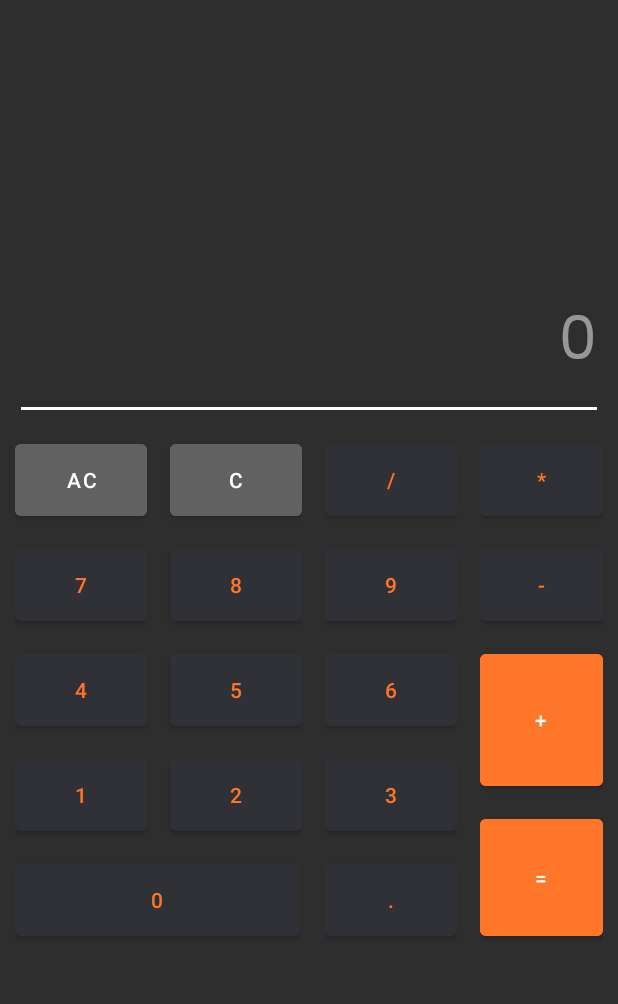
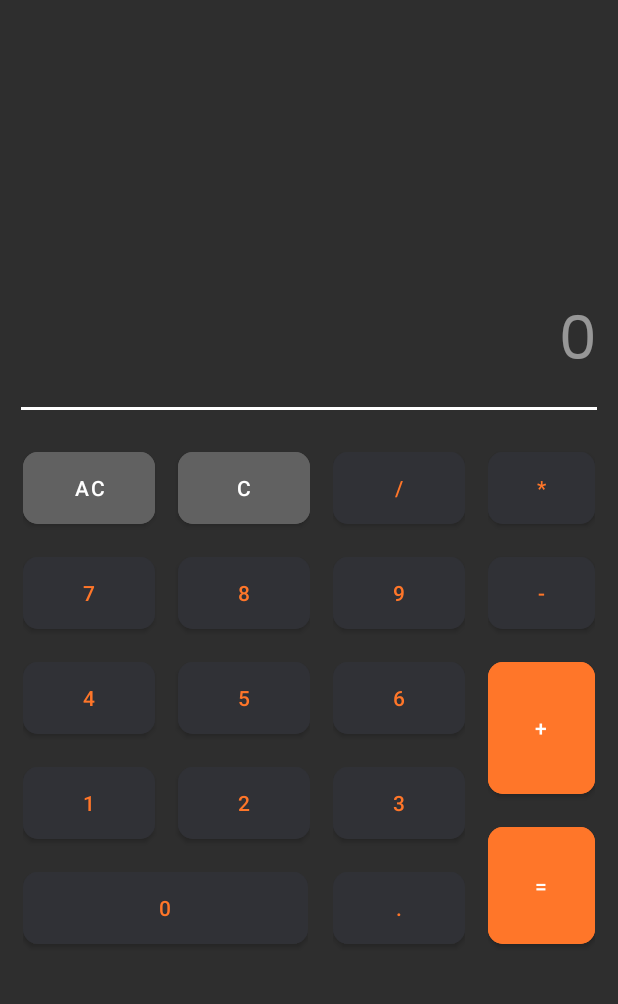
Before and after one commit to abel-cosmic/Simple-Calcultor, an Android app: the screen it shows after launch (MainActivity), on a phone screen of 412 x 824 dp, the part 147-1151 px from its top. Run offline under Robolectric (Android 15) with nearby library versions, the phone set to English and light mode, and no system bars.

Commit message:
add round corners:
i tried to add round corners into all the buttons
creating a style.xml file in the values and adding
the colors in the designs.

```diff
--- a/app/src/main/res/layout/activity_main.xml
+++ b/app/src/main/res/layout/activity_main.xml
@@ -63,7 +63,7 @@
         android:layout_width="wrap_content"
         android:layout_height="wrap_content"
         android:orientation="horizontal"
-        android:padding="10dp">
+        android:padding="15dp">
 
         <LinearLayout
             android:layout_width="wrap_content"
@@ -82,7 +82,7 @@
                     android:layout_width="wrap_content"
                     android:layout_height="60dp"
                     android:text="@string/ac"
-                    android:backgroundTint="@color/gray"
+                    style="@style/gray_btn"
                     android:textColor="@color/white"
                     />
                 <Button
@@ -90,7 +90,7 @@
                     android:layout_width="wrap_content"
                     android:layout_height="60dp"
                     android:text="@string/c"
-                    android:backgroundTint="@color/gray"
+                    style="@style/gray_btn"
                     android:textColor="@color/white"
                     />
             </LinearLayout>
@@ -104,7 +104,7 @@
                     android:layout_width="wrap_content"
                     android:layout_height="60dp"
                     android:text="@string/_7"
-                    android:backgroundTint="@color/darkGray"
+                    style="@style/black_btn"
                     android:textColor="@color/orange"
                     />
                 <Button
@@ -112,7 +112,7 @@
                     android:layout_width="wrap_content"
                     android:layout_height="60dp"
                     android:text="@string/_8"
-                    android:backgroundTint="@color/darkGray"
+                    style="@style/black_btn"
                     android:textColor="@color/orange"
                     />
             </LinearLayout>
@@ -128,7 +128,7 @@
                     android:layout_width="wrap_content"
                     android:layout_height="60dp"
                     android:text="@string/_4"
-                    android:backgroundTint="@color/darkGray"
+                    style="@style/black_btn"
                     android:textColor="@color/orange"
                     />
                 <Button
@@ -136,7 +136,7 @@
                     android:layout_width="wrap_content"
                     android:layout_height="60dp"
                     android:text="@string/_5"
-                    android:backgroundTint="@color/darkGray"
+                    style="@style/black_btn"
                     android:textColor="@color/orange"
                     />
             </LinearLayout>
@@ -150,7 +150,7 @@
                     android:layout_width="wrap_content"
                     android:layout_height="60dp"
                     android:text="@string/_1"
-                    android:backgroundTint="@color/darkGray"
+                    style="@style/black_btn"
                     android:textColor="@color/orange"
                     />
                 <Button
@@ -158,7 +158,7 @@
                     android:layout_width="wrap_content"
                     android:layout_height="60dp"
                     android:text="@string/_2"
-                    android:backgroundTint="@color/darkGray"
+                    style="@style/black_btn"
                     android:textColor="@color/orange"
                     />
             </LinearLayout>
@@ -170,7 +170,7 @@
                     android:id="@+id/zero"
                     android:layout_width="190dp"
                     android:layout_height="60dp"
-                    android:backgroundTint="@color/darkGray"
+                    style="@style/black_btn"
                     android:textColor="@color/orange"
                     android:text="@string/_0"/>
             </LinearLayout>
@@ -190,7 +190,7 @@
                     android:id="@+id/slash"
                     android:layout_width="wrap_content"
                     android:layout_height="60dp"
-                    android:backgroundTint="@color/darkGray"
+                    style="@style/black_btn"
                     android:textColor="@color/orange"
                     android:text="@string/slash"/>
             </LinearLayout>
@@ -202,7 +202,7 @@
                     android:id="@+id/nine"
                     android:layout_width="wrap_content"
                     android:layout_height="60dp"
-                    android:backgroundTint="@color/darkGray"
+                    style="@style/black_btn"
                     android:textColor="@color/orange"
                     android:text="@string/_9"/>
             </LinearLayout>
@@ -214,7 +214,7 @@
                     android:id="@+id/six"
                     android:layout_width="wrap_content"
                     android:layout_height="60dp"
-                    android:backgroundTint="@color/darkGray"
+                    style="@style/black_btn"
                     android:textColor="@color/orange"
                     android:text="@string/_6"/>
             </LinearLayout>
@@ -226,7 +226,7 @@
                     android:id="@+id/three"
                     android:layout_width="wrap_content"
                     android:layout_height="60dp"
-                    android:backgroundTint="@color/darkGray"
+                    style="@style/black_btn"
                     android:textColor="@color/orange"
                     android:text="@string/_3"/>
             </LinearLayout>
@@ -238,7 +238,7 @@
                     android:id="@+id/dot"
                     android:layout_width="wrap_content"
                     android:layout_height="60dp"
-                    android:backgroundTint="@color/darkGray"
+                    style="@style/black_btn"
                     android:textColor="@color/orange"
                     android:text="@string/dot"/>
             </LinearLayout>
@@ -257,7 +257,7 @@
                     android:id="@+id/multiply"
                     android:layout_width="wrap_content"
                     android:layout_height="60dp"
-                    android:backgroundTint="@color/darkGray"
+                    style="@style/black_btn"
                     android:textColor="@color/orange"
                     android:text="@string/multiply"/>
         </LinearLayout>
@@ -269,7 +269,7 @@
                     android:id="@+id/minus"
                     android:layout_width="wrap_content"
                     android:layout_height="60dp"
-                    android:backgroundTint="@color/darkGray"
+                    style="@style/black_btn"
                     android:textColor="@color/orange"
                     android:text="@string/minus"/>
             </LinearLayout>
@@ -281,7 +281,7 @@
                     android:id="@+id/add"
                     android:layout_width="wrap_content"
                     android:layout_height="100dp"
-                    android:backgroundTint="@color/orange"
+                    style="@style/orange_btn"
                     android:textColor="@color/white"
                     android:text="@string/add"/>
             </LinearLayout>
@@ -293,7 +293,7 @@
                     android:id="@+id/equals"
                     android:layout_width="wrap_content"
                     android:layout_height="90dp"
-                    android:backgroundTint="@color/orange"
+                    style="@style/orange_btn"
                     android:textColor="@color/white"
                     android:text="@string/equals"/>
             </LinearLayout>
--- a/app/src/main/res/values/colors.xml
+++ b/app/src/main/res/values/colors.xml
@@ -12,4 +12,5 @@
     <color name="orange">#FF7629</color>
     <color name="gray">#616161</color>
     <color name="darkGray">#303136</color>
+
 </resources>
--- /dev/null
+++ b/app/src/main/res/values/styles.xml
@@ -0,0 +1,25 @@
+<?xml version="1.0" encoding="utf-8"?>
+<resources>
+
+
+    <style name="AppTheme" parent="Theme.MaterialComponents.Light.NoActionBar">
+        <!-- Your theme customizations go here -->
+    </style>
+
+    <style name="black_btn" parent="Widget.MaterialComponents.Button">
+        <item name="android:backgroundTint">@color/darkGray</item>
+        <item name="cornerRadius">10dp</item>
+    </style>
+    <style name="gray_btn" parent="Widget.MaterialComponents.Button">
+        <item name="android:backgroundTint">@color/gray</item>
+        <item name="cornerRadius">10dp</item>
+    </style>
+    <style name="orange_btn" parent="Widget.MaterialComponents.Button">
+        <item name="android:backgroundTint">@color/orange</item>
+        <item name="cornerRadius">10dp</item>
+    </style>
+    <style name="white_btn" parent="Widget.MaterialComponents.Button">
+        <item name="android:backgroundTint">@color/white</item>
+        <item name="cornerRadius">10dp</item>
+    </style>
+</resources>
--- a/app/src/main/res/values/themes.xml
+++ b/app/src/main/res/values/themes.xml
@@ -2,13 +2,14 @@
     <!-- Base application theme. -->
     <style name="Theme.SImpleCalculator" parent="Theme.MaterialComponents.DayNight.NoActionBar">
         <!-- Primary brand color. -->
-        <item name="colorPrimary">@color/purple_500</item>
+        <item name="colorPrimary">@color/darkGray</item>
         <item name="colorPrimaryVariant">@color/purple_700</item>
         <item name="colorOnPrimary">@color/midnight</item>
         <!-- Secondary brand color. -->
         <item name="colorSecondary">@color/teal_200</item>
         <item name="colorSecondaryVariant">@color/teal_700</item>
         <item name="colorOnSecondary">@color/black</item>
+        <item name="colorOnTertiary">@color/gray</item>
         <!-- Status bar color. -->
         <item name="android:statusBarColor">@color/orange</item>
         <!-- Customize your theme here. -->
```
Also changed, not shown: 2 other files.
